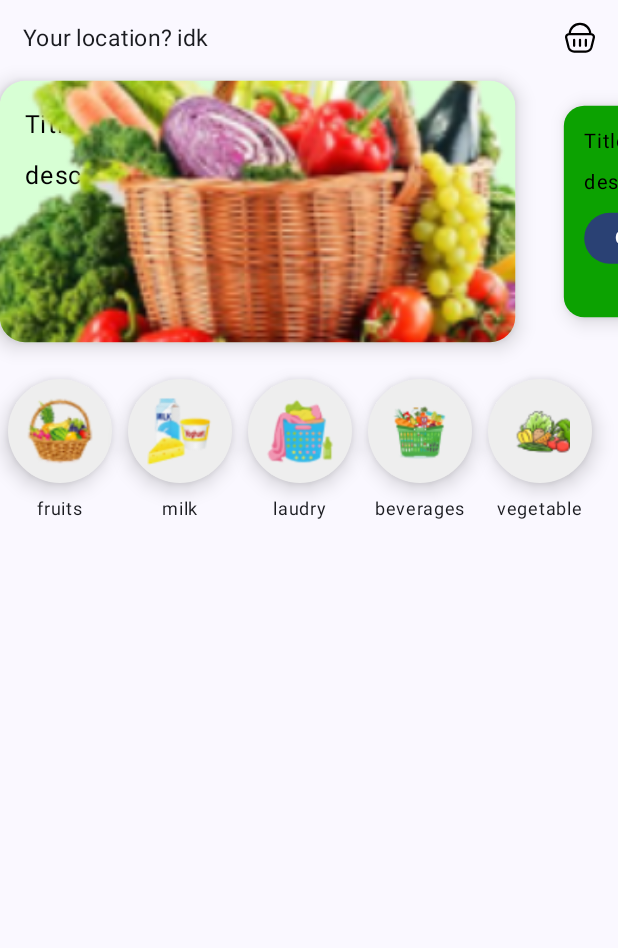
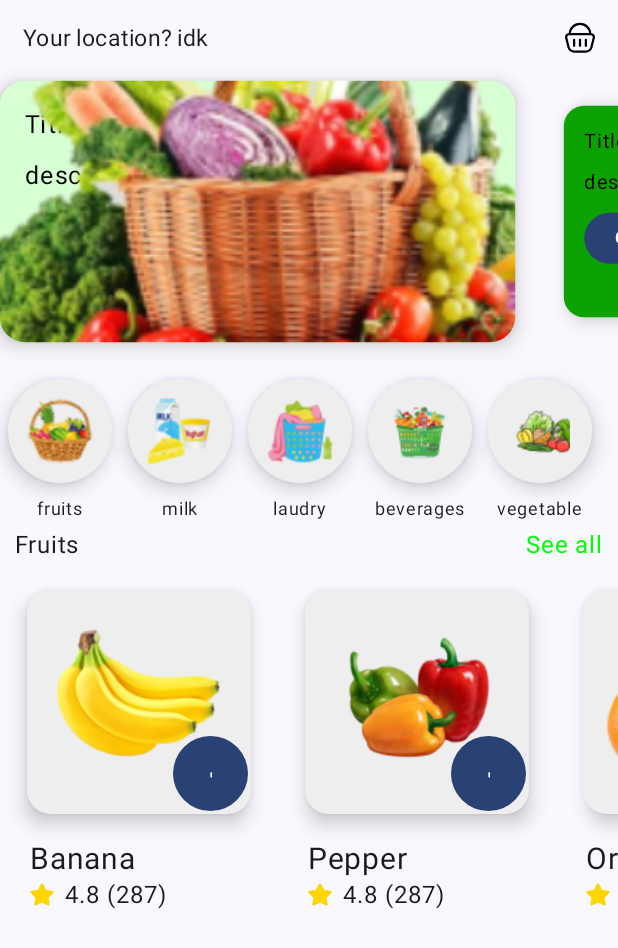
Before and after one commit to XLED-bd/Yaowosh-shop-app, an Android app built with Jetpack Compose: the screen it shows after launch (MainActivity), on a phone screen of 412 x 824 dp. Shown: the top 948 px of the screen. Run offline under Robolectric (Android 15) with nearby library versions, the phone set to English and light mode, and no system bars.

Commit message:
added card product

```diff
--- a/app/src/main/java/com/xled/yaowosh/MainActivity.kt
+++ b/app/src/main/java/com/xled/yaowosh/MainActivity.kt
@@ -2,26 +2,23 @@ package com.xled.yaowosh
 
 import android.annotation.SuppressLint
 import android.os.Bundle
-import android.view.View
-import android.widget.Button
 import androidx.activity.ComponentActivity
 import androidx.activity.compose.setContent
 import androidx.activity.enableEdgeToEdge
 import androidx.compose.foundation.Image
-import androidx.compose.foundation.background
 import androidx.compose.foundation.isSystemInDarkTheme
 import androidx.compose.foundation.layout.Box
 import androidx.compose.foundation.layout.Column
+import androidx.compose.foundation.layout.Row
 import androidx.compose.foundation.layout.Spacer
 import androidx.compose.foundation.layout.fillMaxSize
 import androidx.compose.foundation.layout.fillMaxWidth
 import androidx.compose.foundation.layout.height
 import androidx.compose.foundation.layout.padding
 import androidx.compose.foundation.layout.width
-import androidx.compose.foundation.lazy.LazyListState
 import androidx.compose.foundation.lazy.LazyRow
+import androidx.compose.foundation.lazy.items
 import androidx.compose.foundation.lazy.rememberLazyListState
-import androidx.compose.foundation.shape.CircleShape
 import androidx.compose.foundation.shape.RoundedCornerShape
 import androidx.compose.material3.Button
 import androidx.compose.material3.Card
@@ -40,14 +37,12 @@ import androidx.compose.ui.graphics.graphicsLayer
 import androidx.compose.ui.res.painterResource
 import androidx.compose.ui.tooling.preview.Preview
 import androidx.compose.ui.unit.dp
-import androidx.compose.ui.unit.fontscaling.MathUtils.lerp
 import androidx.compose.ui.unit.sp
 import com.xled.yaowosh.ui.theme.YaowoshTheme
 import kotlinx.coroutines.CoroutineScope
 import kotlinx.coroutines.Dispatchers
 import kotlinx.coroutines.delay
 import kotlinx.coroutines.launch
-import java.util.Locale.Category
 
 class MainActivity : ComponentActivity() {
     override fun onCreate(savedInstanceState: Bundle?) {
@@ -89,6 +84,7 @@ fun Initialization(modifier: Modifier = Modifier) {
         Column(modifier = modifier.fillMaxSize()) {
             TopBar()
             Slider()
+            Categorys()
             Category()
 
         }
@@ -286,8 +282,7 @@ fun Slider(){
 }
 
 @Composable
-fun Category(){
-
+fun Categorys(){
     var color = Color(0xFFEEEEEE)
     if (isSystemInDarkTheme()){
         color = Color(0xFF555555)
@@ -436,11 +431,86 @@ fun Category(){
     }
 }
 
+@Composable
+fun Category(){
+
+    val list_products = listOf(Product(
+        0, "Banana", 4.8, 287, 3.99, R.drawable.banana),
+        Product(1, "Pepper", 4.8, 287, 2.99, R.drawable.pepper),
+        Product(2, "Orange", 4.9, 356, 4.99, R.drawable.orange)
+        )
+
+
+    Column (Modifier.fillMaxWidth()) {
+        Box(Modifier.fillMaxWidth()){
+            Text("Fruits", modifier = Modifier.padding(start = 10.dp).align(Alignment.CenterStart))
+
+            Text("See all", modifier = Modifier.padding(end = 10.dp).align(Alignment.CenterEnd), color = Color(0xFF00FF00))
+        }
+        LazyRow {
+            items(list_products, itemContent = { item ->
+                CardProduct(item)
+            })
+        }
+    }
+}
+
+@Composable
+fun CardProduct(item: Product){
+    var color = Color(0xFFEEEEEE)
+    if (isSystemInDarkTheme()){
+        color = Color(0xFF555555)
+    }
+    Column {
+        Box(modifier = Modifier.padding(10.dp)){
+            Card(
+                Modifier
+                    .width(165.dp)
+                    .height(165.dp)
+                    .padding(8.dp),
+                    RoundedCornerShape(16.dp), CardDefaults.cardColors(
+                    containerColor = color,
+                ), CardDefaults.cardElevation(8.dp)
+            ){
+                Image(
+                    painter = painterResource(item.image),
+                    contentDescription = "Slide1",
+                    modifier = Modifier
+                        .graphicsLayer {
+                            scaleX = 2.5f
+                            scaleY = 2.5f
+                        }
+                        .padding(50.dp)
+                )
+            }
+            Button(modifier = Modifier.align(Alignment.BottomEnd)
+                .padding(10.dp)
+                .height(50.dp)
+                .width(50.dp), onClick = {  }) {
+                Text("+", fontSize = 30.sp)
+            }
+        }
+        Text(text = item.name, fontSize = 20.sp, modifier = Modifier.padding(start = 20.dp))
+        Row(modifier = Modifier.padding(start = 20.dp)) {
+
+            Image(painter = painterResource(R.drawable.star),
+            contentDescription = "star",
+                modifier = Modifier.align(Alignment.CenterVertically).padding(end = 7.dp))
+
+            Text("${item.rate} (${item.amount_rate})")
+
+        }
+    }
+
+}
+
+
 
 @Preview(showBackground = true)
 @Composable
 fun GreetingPreview() {
     YaowoshTheme {
+        //Category()
         Initialization()
     }
 }
--- /dev/null
+++ b/app/src/main/java/com/xled/yaowosh/Product.kt
@@ -0,0 +1,11 @@
+package com.xled.yaowosh
+
+data class Product(
+    val id: Int,
+    val name: String,
+    val rate: Double,
+    val amount_rate: Int,
+    val cost: Double,
+    val image: Int
+    ) {
+}
--- /dev/null
+++ b/app/src/main/res/drawable/star.xml
@@ -0,0 +1,13 @@
+<vector xmlns:android="http://schemas.android.com/apk/res/android"
+    android:width="16dp"
+    android:height="16dp"
+    android:viewportWidth="16"
+    android:viewportHeight="16">
+  <path
+      android:pathData="M8,1.333L10.06,5.507L14.666,6.18L11.333,9.427L12.12,14.013L8,11.847L3.88,14.013L4.666,9.427L1.333,6.18L5.94,5.507L8,1.333Z"
+      android:strokeLineJoin="round"
+      android:strokeWidth="2"
+      android:fillColor="#FFD500"
+      android:strokeColor="#FFD500"
+      android:strokeLineCap="round"/>
+</vector>
```
Also changed, not shown: app/src/main/res/drawable/banana.png (added), app/src/main/res/drawable/orange.png (added), app/src/main/res/drawable/pepper.png (added).
